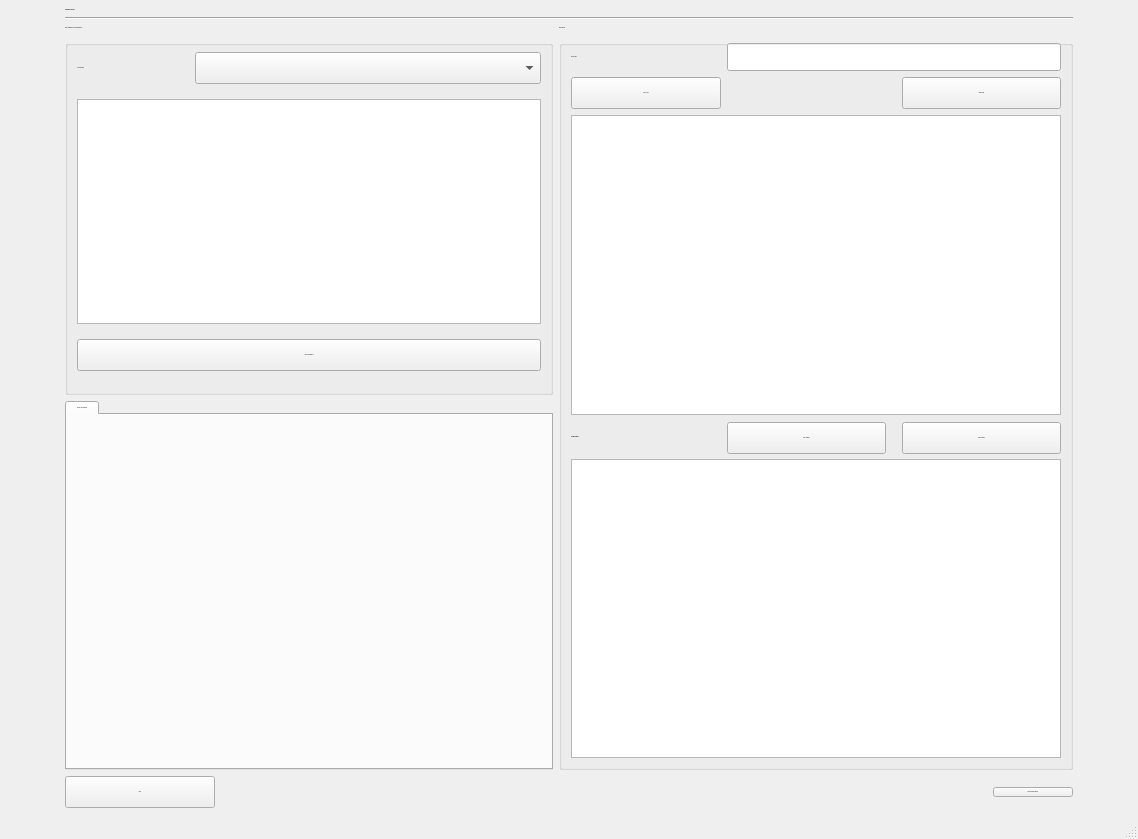
Old version of the form populationanalysis.ui in the repository TrinhLab/CASPERapp.
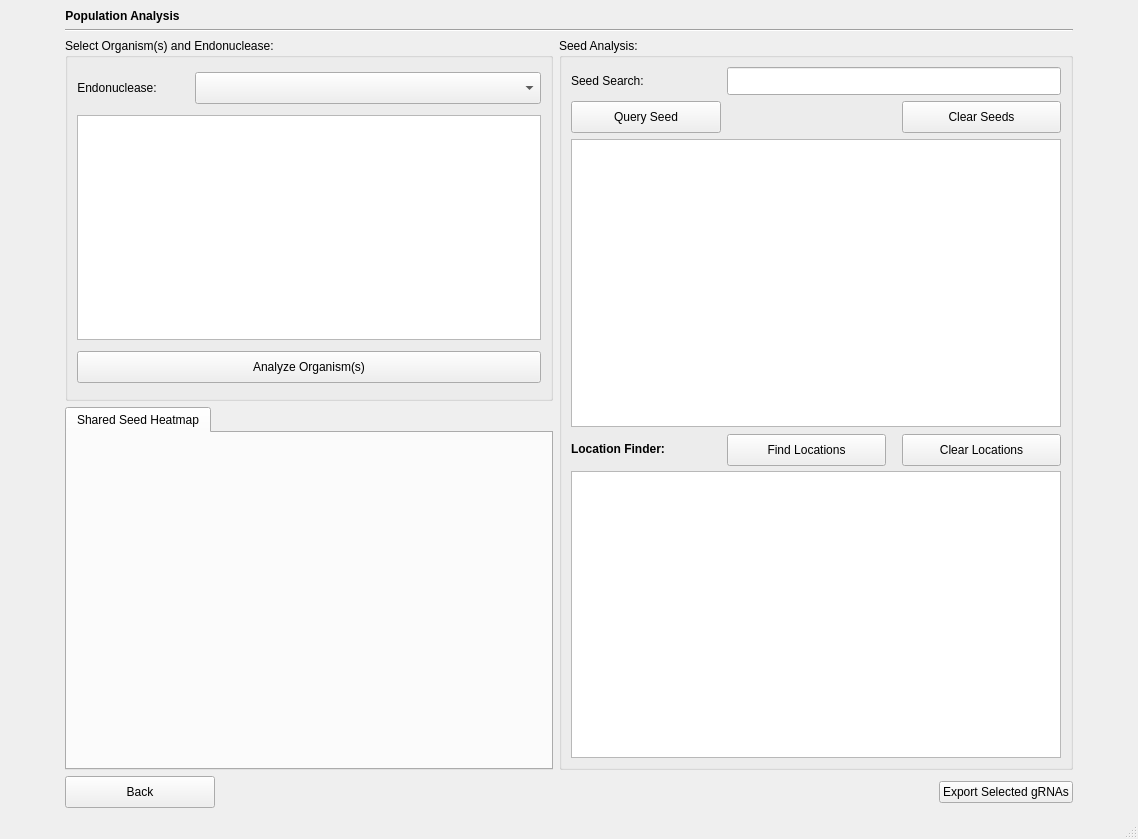
New version of the form.

What changed in the file:
```diff
--- a/populationanalysis.ui
+++ b/populationanalysis.ui
@@ -13,7 +13,6 @@
   <property name="font">
    <font>
     <family>Arial</family>
-    <pointsize>-1</pointsize>
     <weight>50</weight>
     <italic>false</italic>
     <bold>false</bold>
@@ -318,7 +317,6 @@
          <property name="font">
           <font>
            <family>Arial</family>
-           <pointsize>-1</pointsize>
            <weight>50</weight>
            <italic>false</italic>
            <bold>false</bold>
@@ -492,10 +490,9 @@
       <property name="font">
        <font>
         <family>Arial</family>
-        <pointsize>-1</pointsize>
-        <weight>75</weight>
+        <weight>50</weight>
         <italic>false</italic>
-        <bold>true</bold>
+        <bold>false</bold>
        </font>
       </property>
       <property name="styleSheet">
```
Left out of the diff: 10 changed lines with no effect on the pictures.
